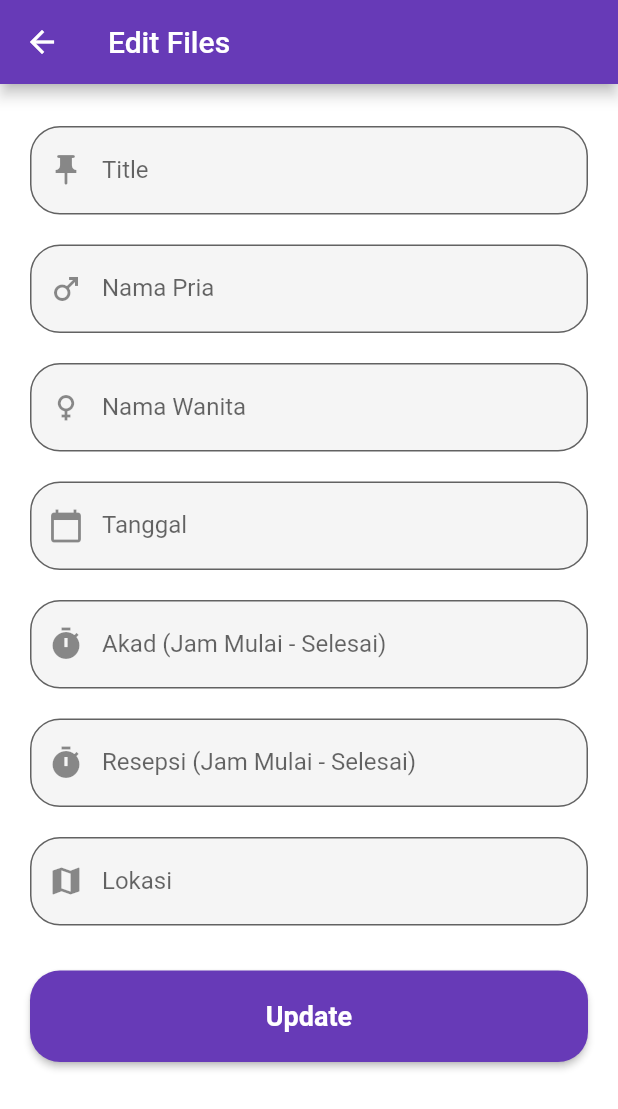
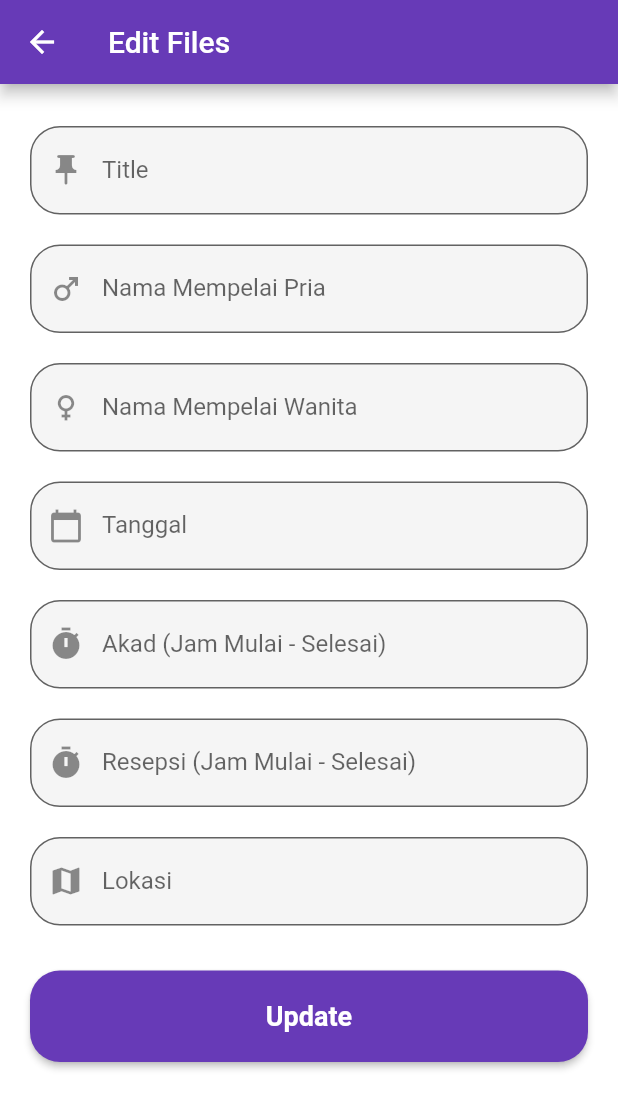
Before and after one commit to arvandha121/WeddingCheck, a Flutter app: the EditParents screen opened directly with empty values, on a phone screen of 412 x 824 dp. Shown: the top 1109 px of the screen. Run offline on Flutter 3.47's test engine with Material 2 defaults, Android fonts, the phone set to English and light mode, and no system bars; our stand-ins replace file_picker, font_awesome_flutter, get, google_fonts, image_gallery_saver, permission_handler and 5 more; missing offline and left inert: excel, qr_code_scanner; accounts and stored records are empty.

Commit message:
mengganti nama textfield sama memperbaiki kesalahan saat input create list tamu bagian keluarga atau nohp kosong

```diff
--- a/lib/views/other/menu/screens/homes-child/create-form/create.dart
+++ b/lib/views/other/menu/screens/homes-child/create-form/create.dart
@@ -32,8 +32,10 @@ class _CreateState extends State<Create> {
       // Set the gambarController text to name and keluarga values
       gambarController.text = "${nameController.text}${_generateRandomCode()}";
 
-      if (keluargaController.text.isEmpty || nohpController.text.isEmpty) {
+      if (keluargaController.text.isEmpty) {
         keluargaController.text = "-";
+      }
+      if (nohpController.text.isEmpty) {
         nohpController.text = "-";
       }
 
--- a/lib/views/other/menu/screens/homes-parent/edit/edit.dart
+++ b/lib/views/other/menu/screens/homes-parent/edit/edit.dart
@@ -159,7 +159,7 @@ class _EditParentsState extends State<EditParents> {
               SizedBox(height: 20),
               _buildTextField(
                 controller: namapriaController,
-                labelText: "Nama Pria",
+                labelText: "Nama Mempelai Pria",
                 icon: Icons.male_outlined,
                 validator: (value) =>
                     value!.isEmpty ? "Nama pria tidak boleh kosong" : null,
@@ -167,7 +167,7 @@ class _EditParentsState extends State<EditParents> {
               SizedBox(height: 20),
               _buildTextField(
                 controller: namawanitaController,
-                labelText: "Nama Wanita",
+                labelText: "Nama Mempelai Wanita",
                 icon: Icons.female_outlined,
                 validator: (value) =>
                     value!.isEmpty ? "Nama wanita tidak boleh kosong" : null,
```
